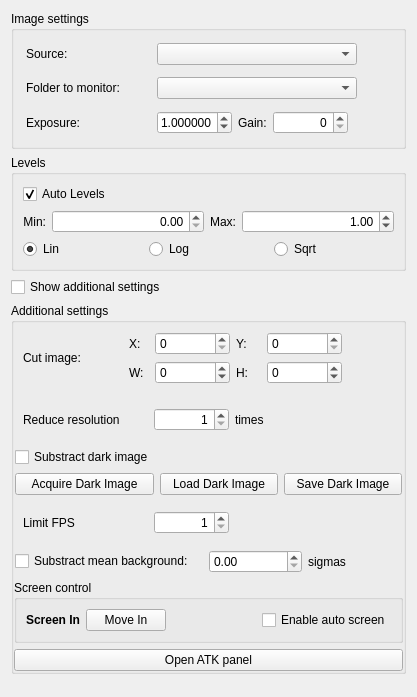
yamedvedya/camera_viewer, file uis/SettingsWidget.ui: the form before one commit.
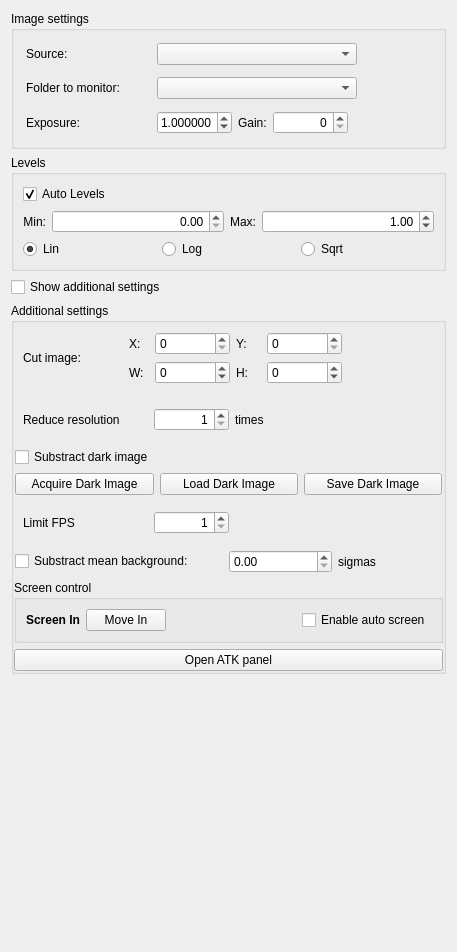
The form after the commit.

Diff of the .ui file:
```diff
--- a/uis/SettingsWidget.ui
+++ b/uis/SettingsWidget.ui
@@ -6,8 +6,8 @@
    <rect>
     <x>0</x>
     <y>0</y>
-    <width>417</width>
-    <height>697</height>
+    <width>457</width>
+    <height>952</height>
    </rect>
   </property>
   <property name="minimumSize">
@@ -740,19 +740,6 @@
      </layout>
     </widget>
    </item>
-   <item>
-    <spacer name="verticalSpacer">
-     <property name="orientation">
-      <enum>Qt::Vertical</enum>
-     </property>
-     <property name="sizeHint" stdset="0">
-      <size>
-       <width>20</width>
-       <height>40</height>
-      </size>
-     </property>
-    </spacer>
-   </item>
    <item>
     <spacer name="verticalSpacer_2">
      <property name="orientation">
```
Left out of the diff: 66 changed lines with no effect on the pictures.
